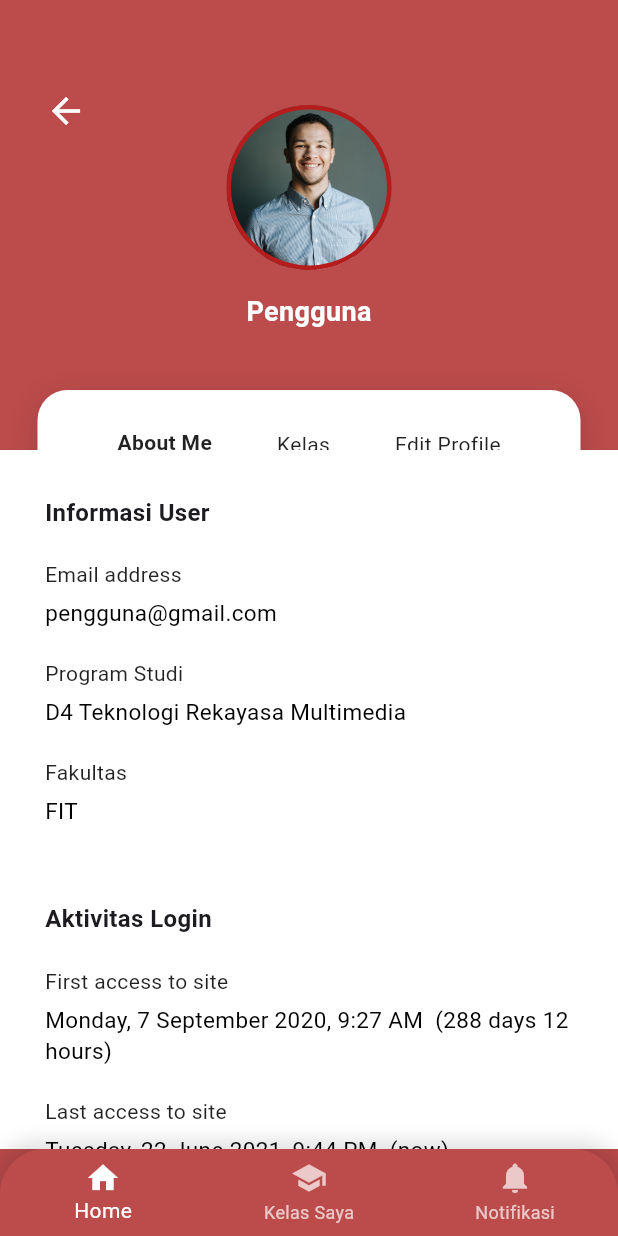
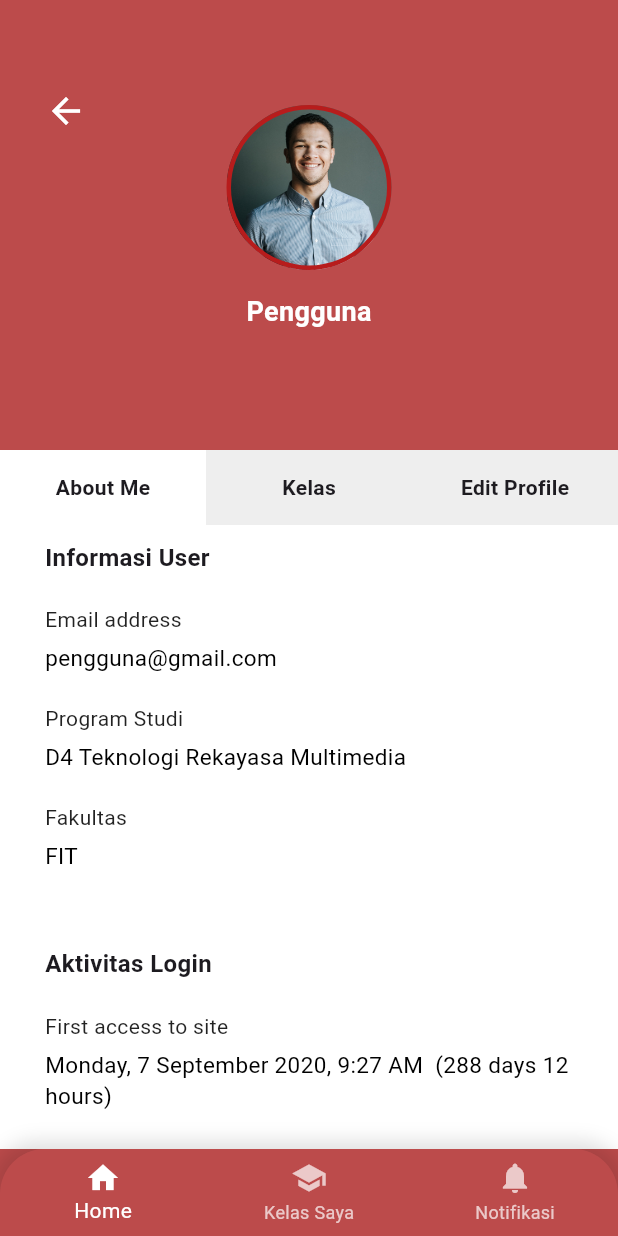
Before and after one commit to Yofaa123/Learning-Management-System, a Flutter app: the ProfileScreen screen opened directly with empty values, on a phone screen of 412 x 824 dp. Run offline on Flutter 3.47's test engine with Material 3 defaults, Android fonts, the phone set to English and light mode, and no system bars.

Commit message:
memperbaiki error halaman profile akibat penggunan tab

```diff
--- a/lib/screens/profile/profile_screen.dart
+++ b/lib/screens/profile/profile_screen.dart
@@ -117,57 +117,81 @@ class _ProfileScreenState extends State<ProfileScreen> {
                       ],
                     ),
                   ),
-                  // Tab Card
-                  Positioned(
-                    top: topPadding + 260,
-                    left: 25,
-                    right: 25,
-                    child: Container(
-                      padding: const EdgeInsets.symmetric(
-                        vertical: 25,
-                        horizontal: 10,
-                      ),
-                      decoration: BoxDecoration(
-                        color: Colors.white,
-                        borderRadius: BorderRadius.circular(20),
-                        boxShadow: [
-                          BoxShadow(
-                            color: Colors.black.withOpacity(0.15),
-                            blurRadius: 15,
-                            offset: const Offset(0, 5),
-                          ),
                 ],
               ),
-                      child: Row(
-                        mainAxisAlignment: MainAxisAlignment.spaceEvenly,
+            ),
+            Row(
               children: [
-                          _buildTabItem("About Me", 0),
-                          _buildTabItem("Kelas", 1),
-                          _buildTabItem("Edit Profile", 2),
-                        ],
+                Expanded(
+                  child: InkWell(
+                    onTap: () => setState(() => _selectedTabIndex = 0),
+                    child: Container(
+                      padding: const EdgeInsets.symmetric(vertical: 15),
+                      color: _selectedTabIndex == 0
+                          ? Colors.white
+                          : Colors.grey[200],
+                      child: const Center(
+                        child: Text(
+                          "About Me",
+                          style: TextStyle(fontWeight: FontWeight.bold),
+                        ),
+                      ),
+                    ),
+                  ),
+                ),
+                Expanded(
+                  child: InkWell(
+                    onTap: () => setState(() => _selectedTabIndex = 1),
+                    child: Container(
+                      padding: const EdgeInsets.symmetric(vertical: 15),
+                      color: _selectedTabIndex == 1
+                          ? Colors.white
+                          : Colors.grey[200],
+                      child: const Center(
+                        child: Text(
+                          "Kelas",
+                          style: TextStyle(fontWeight: FontWeight.bold),
+                        ),
+                      ),
+                    ),
+                  ),
+                ),
+                Expanded(
+                  child: InkWell(
+                    onTap: () => setState(() => _selectedTabIndex = 2),
+                    child: Container(
+                      padding: const EdgeInsets.symmetric(vertical: 15),
+                      color: _selectedTabIndex == 2
+                          ? Colors.white
+                          : Colors.grey[200],
+                      child: const Center(
+                        child: Text(
+                          "Edit Profile",
+                          style: TextStyle(fontWeight: FontWeight.bold),
+                        ),
+                      ),
                     ),
                   ),
                 ),
               ],
             ),
-            ),
             Expanded(
               child: Container(
                 color: Colors.white,
                 child: SingleChildScrollView(
-                  child: Column(
-                    children: [
-                      const SizedBox(height: 20),
-                      // Tab Content
-                      Container(
+                  child: Padding(
                     padding: const EdgeInsets.symmetric(
                       horizontal: 30,
                       vertical: 10,
                     ),
-                        alignment: Alignment.centerLeft,
-                        child: _buildTabContent(),
+                    child: IndexedStack(
+                      index: _selectedTabIndex,
+                      children: [
+                        _buildAboutMe(),
+                        _buildKelas(),
+                        _buildEditProfileForm(),
+                      ],
                     ),
-                    ],
                   ),
                 ),
               ),
@@ -179,33 +203,7 @@ class _ProfileScreenState extends State<ProfileScreen> {
     );
   }
 
-  Widget _buildTabItem(String title, int index) {
-    bool isSelected = _selectedTabIndex == index;
-    return GestureDetector(
-      onTap: () {
-        setState(() {
-          _selectedTabIndex = index;
-        });
-      },
-      child: Column(
-        children: [
-          Text(
-            title,
-            style: TextStyle(
-              fontSize: 14,
-              fontWeight: isSelected ? FontWeight.bold : FontWeight.normal,
-              color: Colors.black87,
-            ),
-          ),
-          const SizedBox(height: 5),
-          if (isSelected) Container(height: 3, width: 40, color: Colors.grey),
-        ],
-      ),
-    );
-  }
-
-  Widget _buildTabContent() {
-    if (_selectedTabIndex == 0) {
+  Widget _buildAboutMe() {
     String email = namaUser.isEmpty
         ? "pengguna@gmail.com"
         : "${namaUser.toLowerCase().replaceAll(' ', '')}@gmail.com";
@@ -243,9 +241,7 @@ class _ProfileScreenState extends State<ProfileScreen> {
               onPressed: () {
                 Navigator.pushAndRemoveUntil(
                   context,
-                    MaterialPageRoute(
-                      builder: (context) => const LoginScreen(),
-                    ),
+                  MaterialPageRoute(builder: (context) => const LoginScreen()),
                   (route) => false,
                 );
               },
@@ -273,11 +269,6 @@ class _ProfileScreenState extends State<ProfileScreen> {
         ),
       ],
     );
-    } else if (_selectedTabIndex == 1) {
-      return _buildClassList();
-    } else {
-      return _buildEditProfileForm();
-    }
   }
 
   Widget _buildInfoItem(String title, String value) {
@@ -304,7 +295,7 @@ class _ProfileScreenState extends State<ProfileScreen> {
     );
   }
 
-  Widget _buildClassList() {
+  Widget _buildKelas() {
     final List<Map<String, String>> classes = [
       {
         "title": "BAHASA INGGRIS: BUSINESS AND SCIENTIFIC D4SM-41-GAB1 [ARS]",
```
Lines whose indentation alone changed are shown as unchanged.
